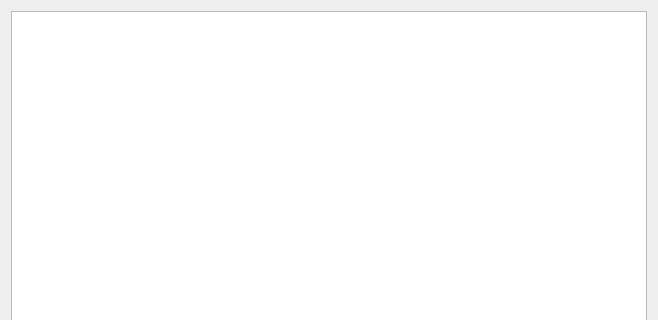
Old version of the form app/homeAdmin/adminWindow.ui in the repository Bntdumas/HomeAutomation; both pictures show x 0 to 658 and y 0 to 320 of the 658 by 460 pixel window.
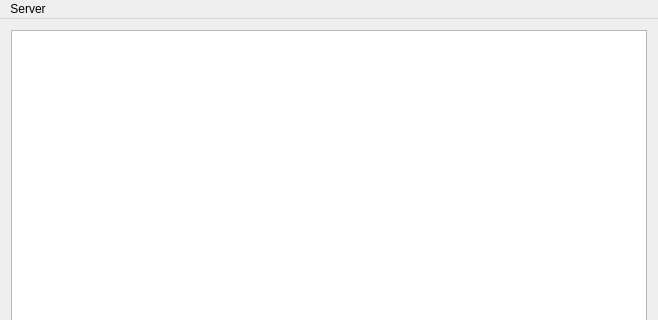
New version of the form.

Commit message: Update admin tool to run the TCP server

```diff
--- a/app/homeAdmin/adminWindow.ui
+++ b/app/homeAdmin/adminWindow.ui
@@ -37,6 +37,13 @@
      <height>25</height>
     </rect>
    </property>
+   <widget class="QMenu" name="menuServer">
+    <property name="title">
+     <string>Server</string>
+    </property>
+    <addaction name="action_re_start"/>
+   </widget>
+   <addaction name="menuServer"/>
   </widget>
   <action name="actionCreatehousestructure">
    <property name="text">
```
Left out of the diff: 44 changed lines with no effect on the pictures. The commit also changes 5 other files.
